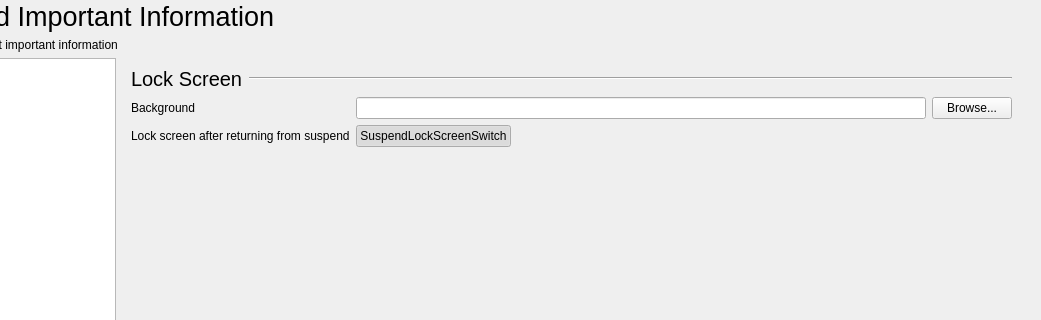
The window that infopanedropdown.ui (vicr123/theshell) describes before a commit, drawn with Qt 5; both pictures show x 160 to 1201 and y 94 to 414 of the 1201 by 835 pixel window.
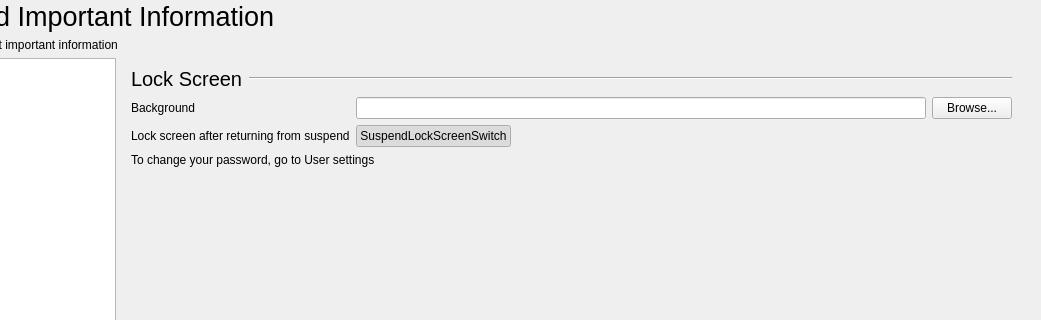
The same window after the commit. The open tabs and pages were chosen to show the change. Icons and pictures are not drawn. Custom widgets are drawn as their Qt base class.

Patch:
```diff
--- a/infopanedropdown.ui
+++ b/infopanedropdown.ui
@@ -3432,7 +3432,7 @@
                </layout>
               </widget>
              </item>
-             <item row="3" column="0" colspan="4">
+             <item row="4" column="0" colspan="4">
               <spacer name="verticalSpacer_15">
                <property name="orientation">
                 <enum>Qt::Vertical</enum>
@@ -3492,6 +3492,13 @@
                </property>
               </spacer>
              </item>
+             <item row="3" column="0" colspan="4">
+              <widget class="QLabel" name="label_47">
+               <property name="text">
+                <string>To change your password, go to User settings</string>
+               </property>
+              </widget>
+             </item>
             </layout>
            </widget>
            <widget class="QWidget" name="theWaveSettings">
```
Left out of the diff: 20 changed lines with no effect on the pictures.
